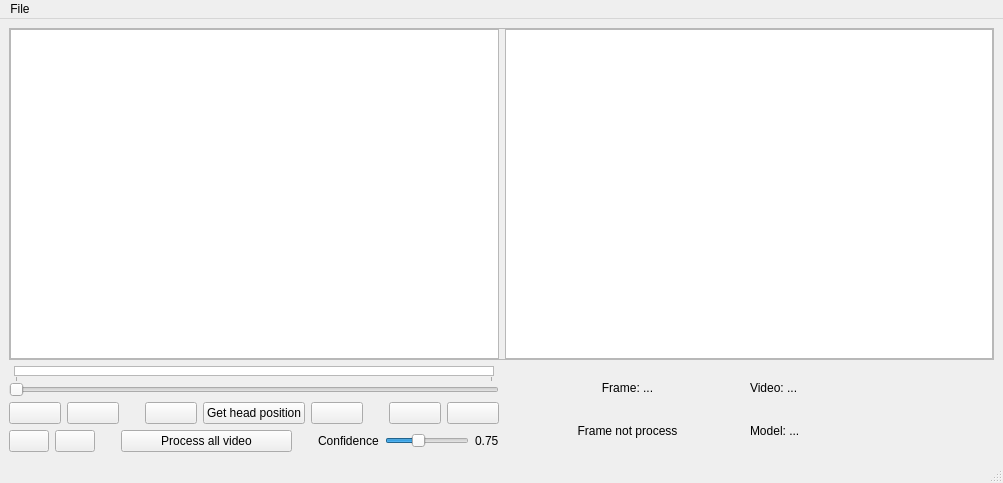
senecolas/IRC3D-head-compare, file code/ui/main.ui: the form before one commit.
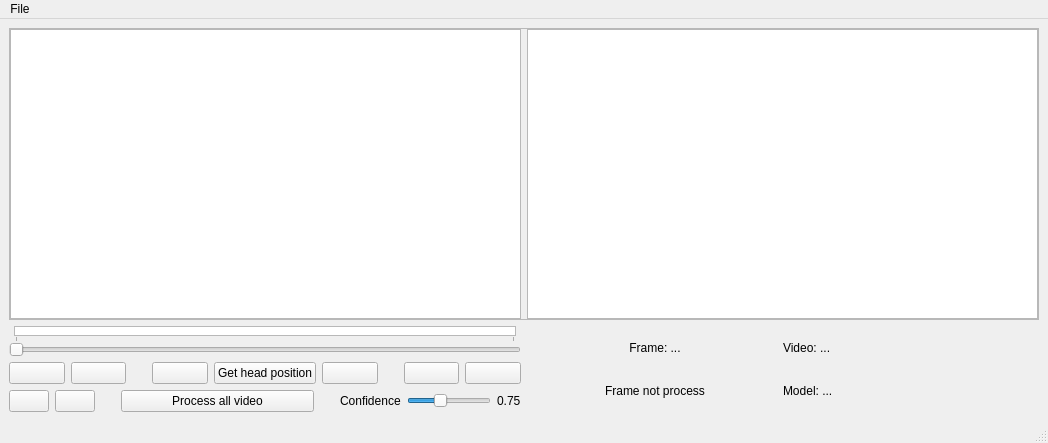
The form after the commit. Icons and pictures are not drawn.

Commit message: Remove scroll bar for GLWidget

The edit to the form file:
```diff
--- a/code/ui/main.ui
+++ b/code/ui/main.ui
@@ -6,8 +6,8 @@
    <rect>
     <x>0</x>
     <y>0</y>
-    <width>1003</width>
-    <height>483</height>
+    <width>1048</width>
+    <height>443</height>
    </rect>
   </property>
   <property name="minimumSize">
@@ -104,6 +104,24 @@
              <verstretch>100</verstretch>
             </sizepolicy>
            </property>
+           <property name="verticalScrollBarPolicy">
+            <enum>Qt::ScrollBarAlwaysOff</enum>
+           </property>
+           <property name="horizontalScrollBarPolicy">
+            <enum>Qt::ScrollBarAlwaysOff</enum>
+           </property>
+           <property name="backgroundBrush">
+            <brush brushstyle="SolidPattern">
+             <color alpha="255">
+              <red>0</red>
+              <green>0</green>
+              <blue>0</blue>
+             </color>
+            </brush>
+           </property>
+           <property name="resizeAnchor">
+            <enum>QGraphicsView::AnchorViewCenter</enum>
+           </property>
           </widget>
          </item>
         </layout>
@@ -659,8 +677,8 @@
     <rect>
      <x>0</x>
      <y>0</y>
-     <width>1003</width>
-     <height>22</height>
+     <width>1048</width>
+     <height>21</height>
     </rect>
    </property>
    <widget class="QMenu" name="menuFile">
```
The commit also changes 2 other files.
